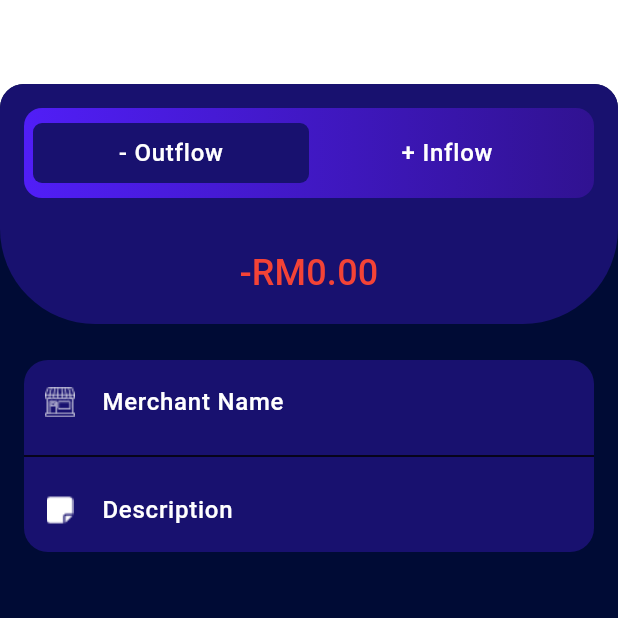
After one commit to AbdElrahmanaymen/Budgetly, a Flutter app: the NewExpenseScreen screen opened by its route, on a phone screen of 412 x 824 dp, the top half of it. The commit adds this screen. Run offline on Flutter 3.47's test engine with Material 3 defaults, Android fonts, the light colour scheme and no system bars; our stand-ins replace carousel_slider, dropdown_button2, flutter_bloc, flutter_svg, freezed_annotation, get_it and 1 more; network calls fail; project files that could hold a hidden picture were left out.

Commit message:
Initially Implementing New Expense Screen

```diff
--- a/lib/infrastructure/core/assets.dart
+++ b/lib/infrastructure/core/assets.dart
@@ -29,4 +29,6 @@ class Assets {
   static const String deleteIcon = 'assets/images/icons/delete.png';
   static const String foodIcon = 'assets/images/icons/food.png';
   static const String passwordIcon = 'assets/images/icons/password.png';
+  static const String merchantIcon = 'assets/images/icons/merchant.png';
+  static const String descriptionIcon = 'assets/images/icons/description.png';
 }
--- a/lib/presentation/core/app_screen.dart
+++ b/lib/presentation/core/app_screen.dart
@@ -56,7 +56,8 @@ class AppScreen extends StatelessWidget {
                                   height: 32,
                                 ),
                                 TextButton.icon(
-                                  onPressed: () {},
+                                  onPressed: () => Navigator.pushNamed(
+                                      context, '/NewExpenseScreen'),
                                   icon: const Icon(
                                     Icons.add,
                                     color: Colors.white,
--- a/lib/presentation/core/app_widget.dart
+++ b/lib/presentation/core/app_widget.dart
@@ -7,6 +7,7 @@ import 'package:budgetly/presentation/core/get_started_screen.dart';
 import 'package:budgetly/presentation/core/otp_screen.dart';
 import 'package:budgetly/presentation/core/splash_screen.dart';
 import 'package:budgetly/presentation/core/welcome_screen.dart';
+import 'package:budgetly/presentation/new_expense/new_expense_screen.dart';
 import 'package:budgetly/presentation/notification/notification_screen.dart';
 import 'package:budgetly/presentation/settings/screens/change_password_screen.dart';
 import 'package:budgetly/presentation/settings/screens/edit_profile_screen.dart';
@@ -26,6 +27,7 @@ Map<String, WidgetBuilder> routes = {
   '/NotificationScreen': (context) => const NotificationScreen(),
   '/NewAccountScreen': (context) => const NewAccountScreen(),
   '/ChooseAccountTypeScreen': (context) => const ChooseAccountTypeScreen(),
+  '/NewExpenseScreen': (context) => const NewExpenseScreen(),
 };
 
 class AppWidget extends StatelessWidget {
--- /dev/null
+++ b/lib/presentation/new_expense/new_expense_screen.dart
@@ -0,0 +1,172 @@
+import 'package:budgetly/infrastructure/core/assets.dart';
+import 'package:budgetly/infrastructure/style/colors.dart';
+import 'package:flutter/material.dart';
+
+class NewExpenseScreen extends StatelessWidget {
+  const NewExpenseScreen({super.key});
+
+  @override
+  Widget build(BuildContext context) {
+    return Scaffold(
+      appBar: AppBar(
+        centerTitle: false,
+        title: Text(
+          'New Expense',
+          style: Theme.of(context).textTheme.titleLarge!.copyWith(fontSize: 26),
+        ),
+        iconTheme: const IconThemeData(
+          color: Colors.white,
+        ),
+        backgroundColor: Colors.transparent,
+      ),
+      body: Container(
+        decoration: BoxDecoration(
+          color: darkBlueColor,
+          borderRadius: const BorderRadius.only(
+            topLeft: Radius.circular(16),
+            topRight: Radius.circular(16),
+          ),
+        ),
+        child: Column(
+          children: [
+            const ExpenseTab(),
+            const SizedBox(
+              height: 24,
+            ),
+            Container(
+              // padding: const EdgeInsets.all(16),
+              margin: const EdgeInsets.symmetric(horizontal: 16),
+              decoration: BoxDecoration(
+                color: semiBlueColor,
+                borderRadius: BorderRadius.circular(16),
+              ),
+              child: Column(
+                children: [
+                  TextField(
+                    decoration: InputDecoration(
+                      prefixIcon: Image.asset(
+                        Assets.merchantIcon,
+                        height: 16,
+                        width: 16,
+                      ),
+                      labelText: 'Merchant Name',
+                      labelStyle: Theme.of(context).textTheme.labelSmall,
+                      border: InputBorder.none,
+                    ),
+                  ),
+                  const Divider(
+                    color: Colors.black,
+                  ),
+                  TextField(
+                    decoration: InputDecoration(
+                      prefixIcon: Image.asset(
+                        Assets.descriptionIcon,
+                        height: 16,
+                        width: 16,
+                      ),
+                      labelText: 'Description',
+                      labelStyle: Theme.of(context).textTheme.labelSmall,
+                      border: InputBorder.none,
+                    ),
+                  ),
+                ],
+              ),
+            )
+          ],
+        ),
+      ),
+    );
+  }
+}
+
+class ExpenseTab extends StatelessWidget {
+  const ExpenseTab({
+    super.key,
+  });
+
+  @override
+  Widget build(BuildContext context) {
+    return Container(
+      height: 160,
+      width: double.infinity,
+      padding: const EdgeInsets.all(16),
+      decoration: BoxDecoration(
+        color: semiBlueColor,
+        borderRadius: const BorderRadius.only(
+          topLeft: Radius.circular(16),
+          topRight: Radius.circular(16),
+          bottomLeft: Radius.circular(63.5),
+          bottomRight: Radius.circular(63.5),
+        ),
+      ),
+      child: Column(
+        mainAxisAlignment: MainAxisAlignment.spaceBetween,
+        children: [
+          Container(
+            padding: const EdgeInsets.all(6),
+            decoration: BoxDecoration(
+              gradient: LinearGradient(
+                colors: [
+                  Theme.of(context).colorScheme.background,
+                  const Color(0xFF301291),
+                ],
+                begin: Alignment.centerLeft,
+                end: Alignment.centerRight,
+              ),
+              borderRadius: BorderRadius.circular(12),
+            ),
+            child: Row(
+              mainAxisAlignment: MainAxisAlignment.spaceBetween,
+              mainAxisSize: MainAxisSize.max,
+              children: [
+                Flexible(
+                  child: SizedBox(
+                    width: double.infinity,
+                    child: TextButton(
+                      style: TextButton.styleFrom(
+                        shape: RoundedRectangleBorder(
+                          borderRadius: BorderRadius.circular(6),
+                        ),
+                        backgroundColor: semiBlueColor,
+                      ),
+                      onPressed: () {},
+                      child: Text(
+                        "- Outflow",
+                        style: Theme.of(context).textTheme.labelSmall,
+                      ),
+                    ),
+                  ),
+                ),
+                Flexible(
+                  child: SizedBox(
+                    width: double.infinity,
+                    child: TextButton(
+                      style: TextButton.styleFrom(
+                        shape: RoundedRectangleBorder(
+                          borderRadius: BorderRadius.circular(6),
+                        ),
+                        // backgroundColor: semiBlueColor,
+                      ),
+                      onPressed: () {},
+                      child: Text(
+                        "+ Inflow",
+                        style: Theme.of(context).textTheme.labelSmall,
+                      ),
+                    ),
+                  ),
+                ),
+              ],
+            ),
+          ),
+          Text(
+            "-RM0.00",
+            style: Theme.of(context).textTheme.titleMedium!.copyWith(
+                  fontWeight: FontWeight.w500,
+                  color: Colors.red,
+                ),
+          ),
+        ],
+      ),
+    );
+  }
+}
```
Also changed, not shown: assets/images/icons/description.png (added), assets/images/icons/merchant.png (added).
